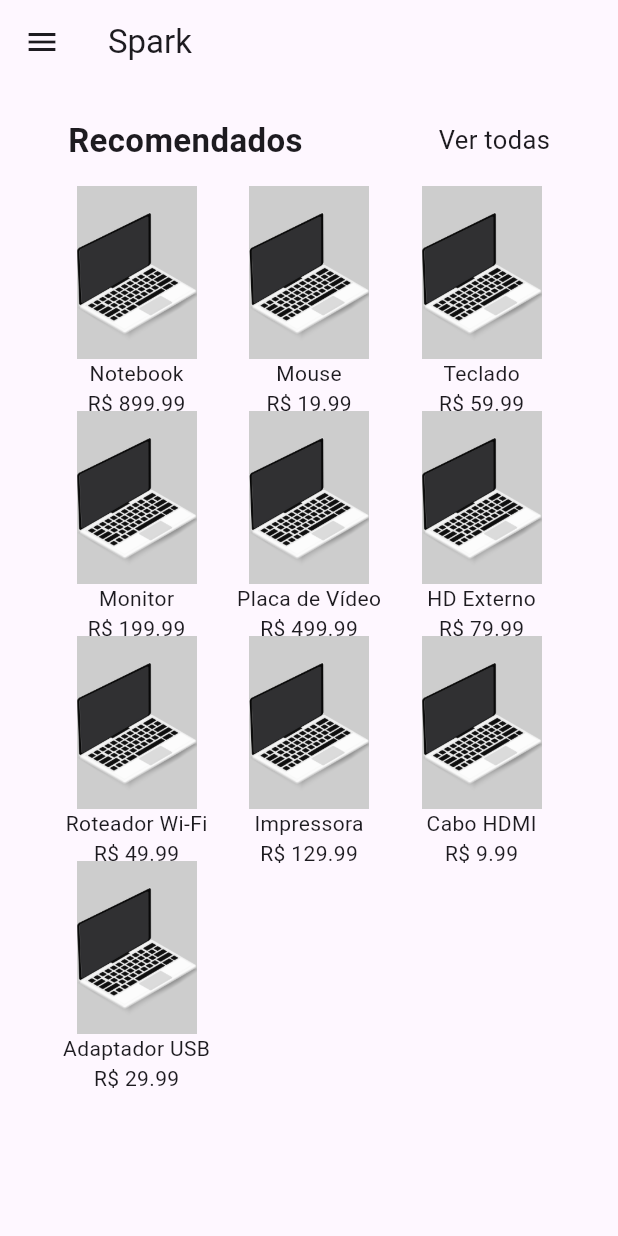
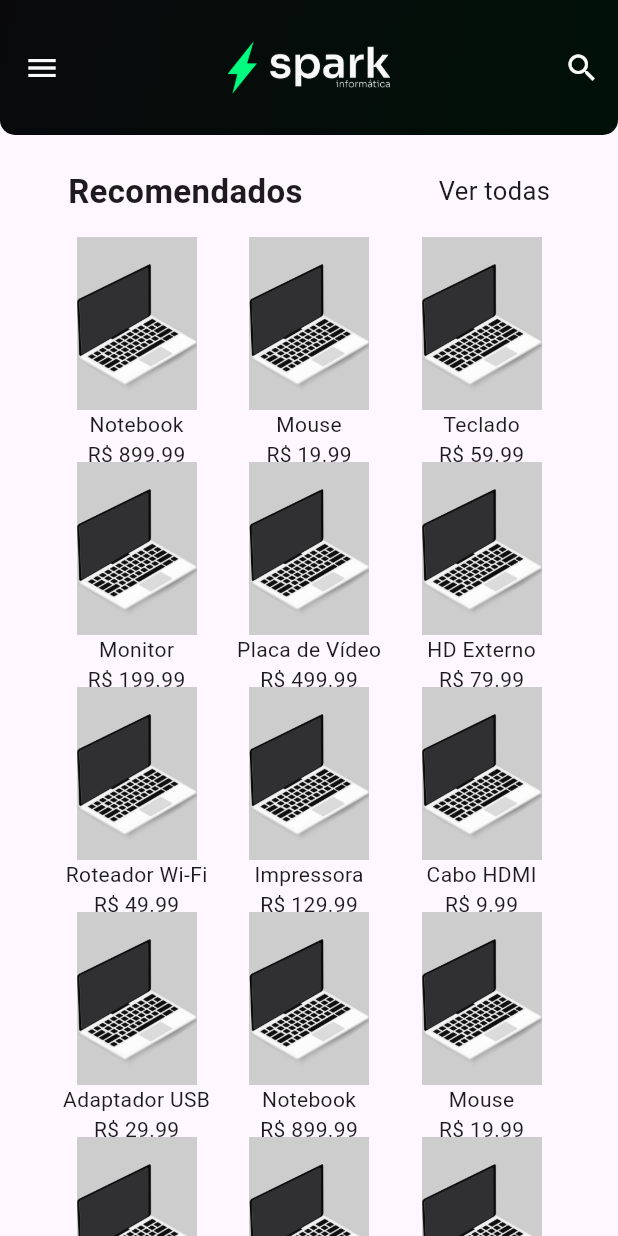
Before and after one commit to CarlosSeixas2/Trabalho_Ecommerce_Marcel, a Flutter app: the screen it shows after launch, on a phone screen of 412 x 824 dp. Run offline on Flutter 3.47's test engine with Material 3 defaults, Android fonts, the phone set to English and light mode, and no system bars.

Commit message:
feat(appbar): finished appbar

```diff
--- a/lib/main.dart
+++ b/lib/main.dart
@@ -72,6 +72,65 @@ class _MyAppState extends State<MyApp> {
       "descricao": "Adaptador USB-C para HDMI, USB-A e Ethernet",
       "preco": 29.99,
       "quantidade": 8
+    },{
+      "nome": "Notebook",
+      "descricao": "Notebook ultrafino com SSD",
+      "preco": 899.99,
+      "quantidade": 5
+    },
+    {
+      "nome": "Mouse",
+      "descricao": "Mouse óptico sem fio",
+      "preco": 19.99,
+      "quantidade": 50
+    },
+    {
+      "nome": "Teclado",
+      "descricao": "Teclado mecânico RGB",
+      "preco": 59.99,
+      "quantidade": 30
+    },
+    {
+      "nome": "Monitor",
+      "descricao": "Monitor LED 24 polegadas",
+      "preco": 199.99,
+      "quantidade": 20
+    },
+    {
+      "nome": "Placa de Vídeo",
+      "descricao": "Placa de vídeo NVIDIA GeForce RTX 3060",
+      "preco": 499.99,
+      "quantidade": 10
+    },
+    {
+      "nome": "HD Externo",
+      "descricao": "HD Externo USB 3.0 1TB",
+      "preco": 79.99,
+      "quantidade": 25
+    },
+    {
+      "nome": "Roteador Wi-Fi",
+      "descricao": "Roteador Wi-Fi dual-band AC1200",
+      "preco": 49.99,
+      "quantidade": 15
+    },
+    {
+      "nome": "Impressora",
+      "descricao": "Impressora multifuncional a jato de tinta",
+      "preco": 129.99,
+      "quantidade": 35
+    },
+    {
+      "nome": "Cabo HDMI",
+      "descricao": "Cabo HDMI 2.0 de alta velocidade 2 metros",
+      "preco": 9.99,
+      "quantidade": 5
+    },
+    {
+      "nome": "Adaptador USB",
+      "descricao": "Adaptador USB-C para HDMI, USB-A e Ethernet",
+      "preco": 29.99,
+      "quantidade": 8
     },
   ];
 
@@ -80,7 +139,44 @@ class _MyAppState extends State<MyApp> {
     return MaterialApp(
       home: Scaffold(
         appBar: AppBar(
-          title: const Text('Spark'),
+          toolbarHeight: 90,
+          title: Image.asset(
+            'assets/images/logo.png',
+            fit: BoxFit.cover,
+            height: 35,
+          ),
+          centerTitle: true,
+          iconTheme: const IconThemeData(
+              color: Color(0xffFAFAFA),
+          ),
+          backgroundColor: Colors.transparent,
+
+          flexibleSpace: Container(
+            decoration: const BoxDecoration(
+              gradient: LinearGradient(
+                colors: [
+                  Color(0xff09090B),
+                  // Colors.purple,
+                  Color(0xff001008)
+                ],
+                begin: Alignment.topLeft,
+                end: Alignment.bottomRight,
+              ),
+              borderRadius: BorderRadius.only(
+                bottomLeft: Radius.circular(10),
+                bottomRight: Radius.circular(10),
+              ),
+            ),
+          ),
+
+          actions: [
+            IconButton(
+              onPressed: () {
+                print('Pesquisar');
+              },
+              icon: const Icon(Icons.search),
+            ),
+          ],
         ),
         drawer: Drawer(
           child: ListView(
@@ -100,8 +196,10 @@ class _MyAppState extends State<MyApp> {
               ),
             ],
           ),
+
         ),
-        body: Center(
+        body: SingleChildScrollView(
+          child: Center(
             child: Column(
               children: [
                 const SizedBox(
@@ -134,6 +232,7 @@ class _MyAppState extends State<MyApp> {
                   ],
                 ),
               ],
+            ),
           ),
         ),
       ),
--- a/pubspec.yaml
+++ b/pubspec.yaml
@@ -61,6 +61,7 @@ flutter:
   # To add assets to your application, add an assets section, like this:
   assets:
     - assets/images/
+    - assets/images/logo.png
 
   # An image asset can refer to one or more resolution-specific "variants", see
   # https://flutter.dev/assets-and-images/#resolution-aware
```
Also changed, not shown: assets/images/logo.png (added), 1 other file. Lines whose indentation alone changed are shown as unchanged.
